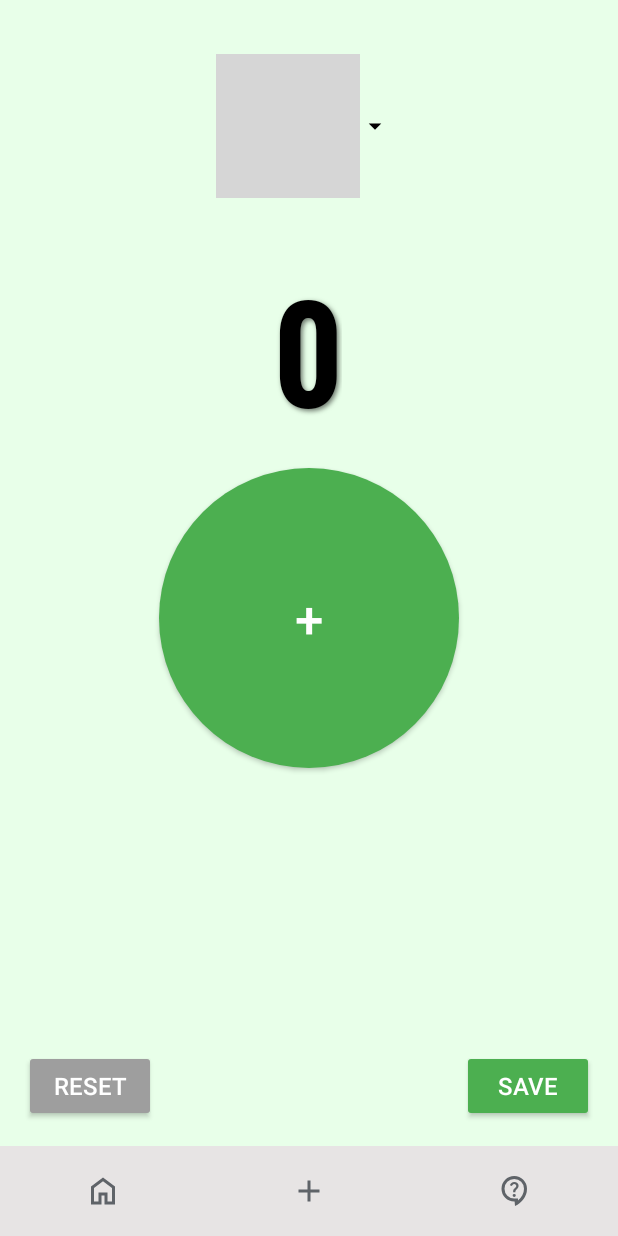
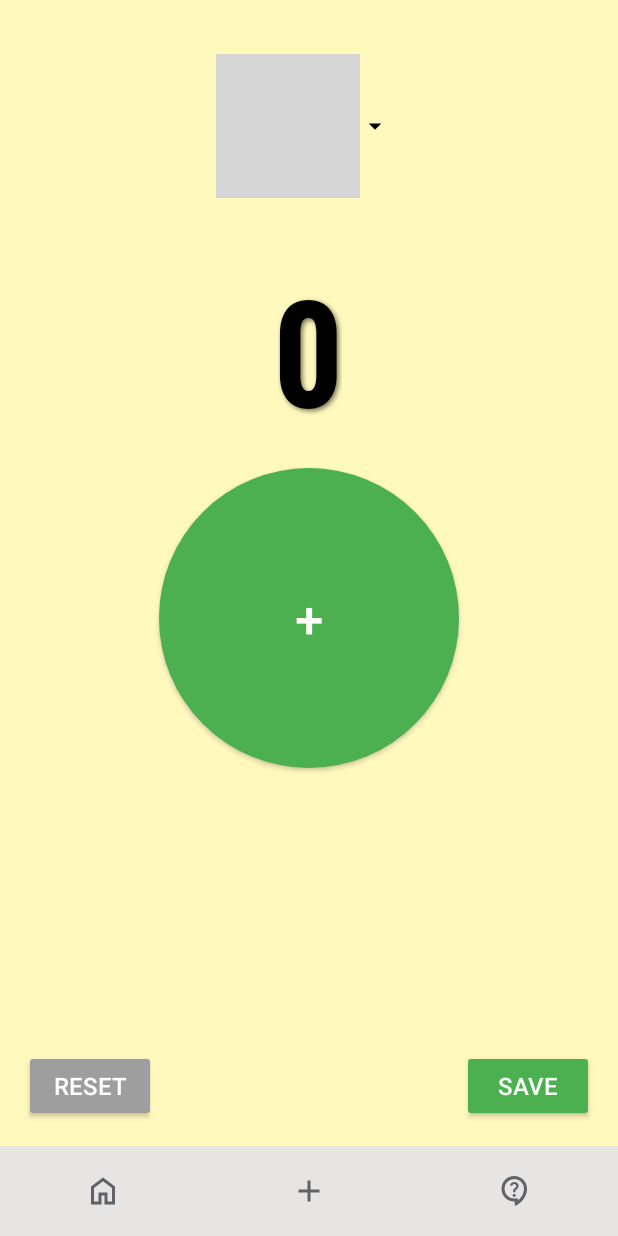
Before and after one commit to k-aghakhani/Dhikr-Salawat-Counter, an Android app: the layout activity_main.xml on its own in the app's theme, with its tools: preview values and no code run, on a phone screen of 412 x 824 dp. Run offline under Robolectric (Android 15) with nearby library versions, the phone set to English and light mode, and no system bars; grey boxes are pictures that could not be loaded.

Commit message:
change color

```diff
--- a/app/src/main/res/layout/activity_main.xml
+++ b/app/src/main/res/layout/activity_main.xml
@@ -6,7 +6,7 @@
     android:layout_width="match_parent"
     android:layout_height="match_parent"
     android:gravity="center"
-    android:background="#E8FFE9"
+    android:background="#FFF9BE"
     android:orientation="vertical"
     tools:context=".MainActivity">
 
```
